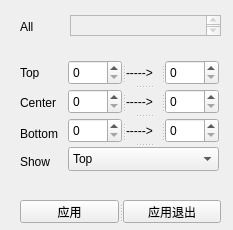
The window that Tools/INimage3D/volumedataset.ui (zyq1569/HealthApp) describes before a commit, drawn with Qt 5.
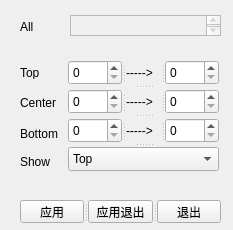
The same window after the commit.

```diff
--- a/Tools/INimage3D/volumedataset.ui
+++ b/Tools/INimage3D/volumedataset.ui
@@ -112,6 +112,11 @@
      <string>应用退出</string>
     </property>
    </widget>
+   <widget class="QPushButton" name="m_pbHide">
+    <property name="text">
+     <string>退出</string>
+    </property>
+   </widget>
   </widget>
   <widget class="QLabel" name="label">
    <property name="geometry">
```
